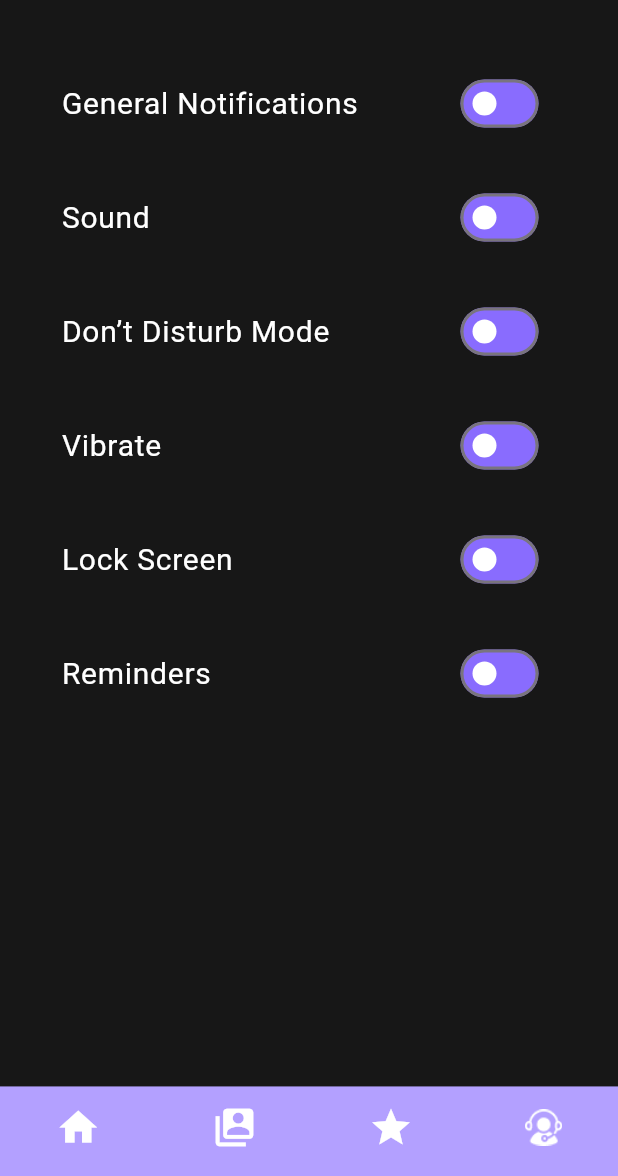
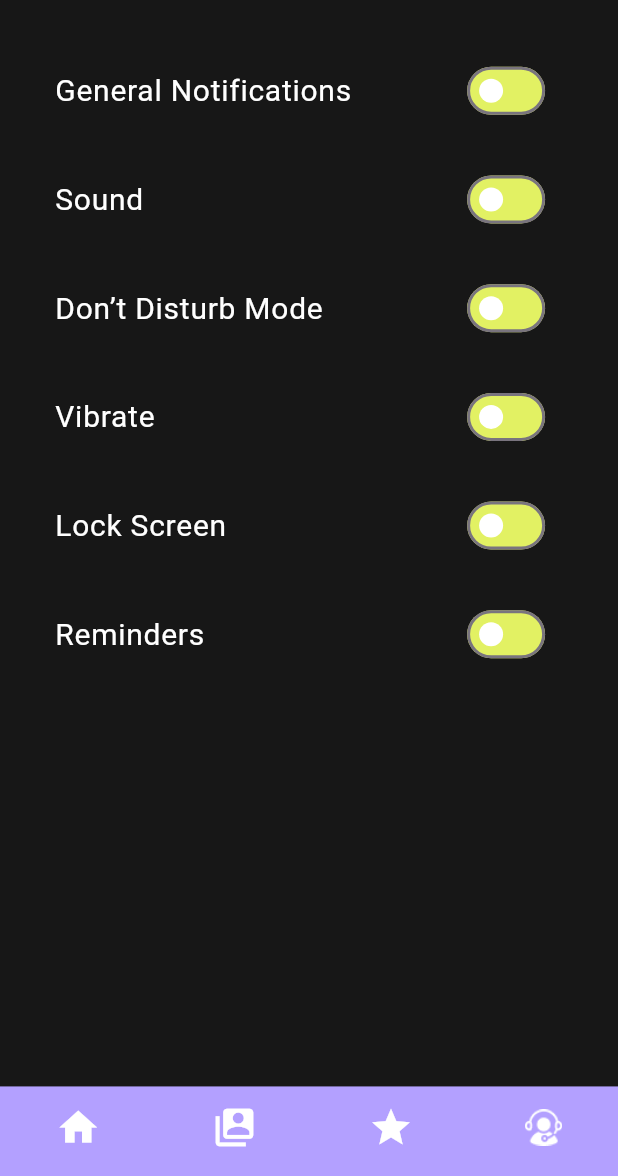
Before and after one commit to salmasafi/gym-app, a Flutter app: the Bsetting screen opened directly, on a phone screen of 412 x 824 dp, the part 60-1236 px from its top. Run offline on Flutter 3.47's test engine with Material 3 defaults, Android fonts, the phone set to English and light mode, and no system bars; our stand-ins replace flutter_screenutil, google_fonts, numberpicker.

Commit message:
Updated settings screen and added new icons

```diff
--- a/lib/features/setting/presentation/screens/6.1.3B_setting.dart
+++ b/lib/features/setting/presentation/screens/6.1.3B_setting.dart
@@ -27,7 +27,6 @@ class _BsettingState extends State<Bsetting> {
     'Reminders',
   ];
 
-
   final Map<String, bool> switchValues = {
     'General Notifications': false,
     'Sound': false,
@@ -39,6 +38,9 @@ class _BsettingState extends State<Bsetting> {
 
   @override
   Widget build(BuildContext context) {
+    final screenWidth = MediaQuery.of(context).size.width;
+    final screenHeight = MediaQuery.of(context).size.height;
+
     return Scaffold(
       backgroundColor: AppColors.blackColor,
       appBar: AppBar(
@@ -56,12 +58,15 @@ class _BsettingState extends State<Bsetting> {
         children: [
           Expanded(
             child: ListView.builder(
-              padding: const EdgeInsets.symmetric(horizontal: 25, vertical: 25),
+              padding: EdgeInsets.symmetric(
+                horizontal: screenWidth * 0.05,
+                vertical: screenHeight * 0.02,
+              ),
               itemCount: settings.length,
               itemBuilder: (context, index) {
                 String setting = settings[index];
                 return Padding(
-                  padding: const EdgeInsets.only(bottom: 20),
+                  padding: EdgeInsets.only(bottom: screenHeight * 0.02),
                   child: ListTile(
                     title: Text(setting, style: textStyle),
                     trailing: Switch(
@@ -71,8 +76,8 @@ class _BsettingState extends State<Bsetting> {
                           switchValues[setting] = newValue;
                         });
                       },
-                      activeColor: AppColors.secondaryColor,
-                       inactiveTrackColor: AppColors.purple,
+                      activeColor: AppColors.purple,
+                      inactiveTrackColor: AppColors.secondaryColor,
                       inactiveThumbColor: Colors.white,
                     ),
                   ),
@@ -80,7 +85,7 @@ class _BsettingState extends State<Bsetting> {
               },
             ),
           ),
-          NavBar(screenHeight: MediaQuery.of(context).size.height),
+          NavBar(screenHeight: screenHeight),
         ],
       ),
     );
```
